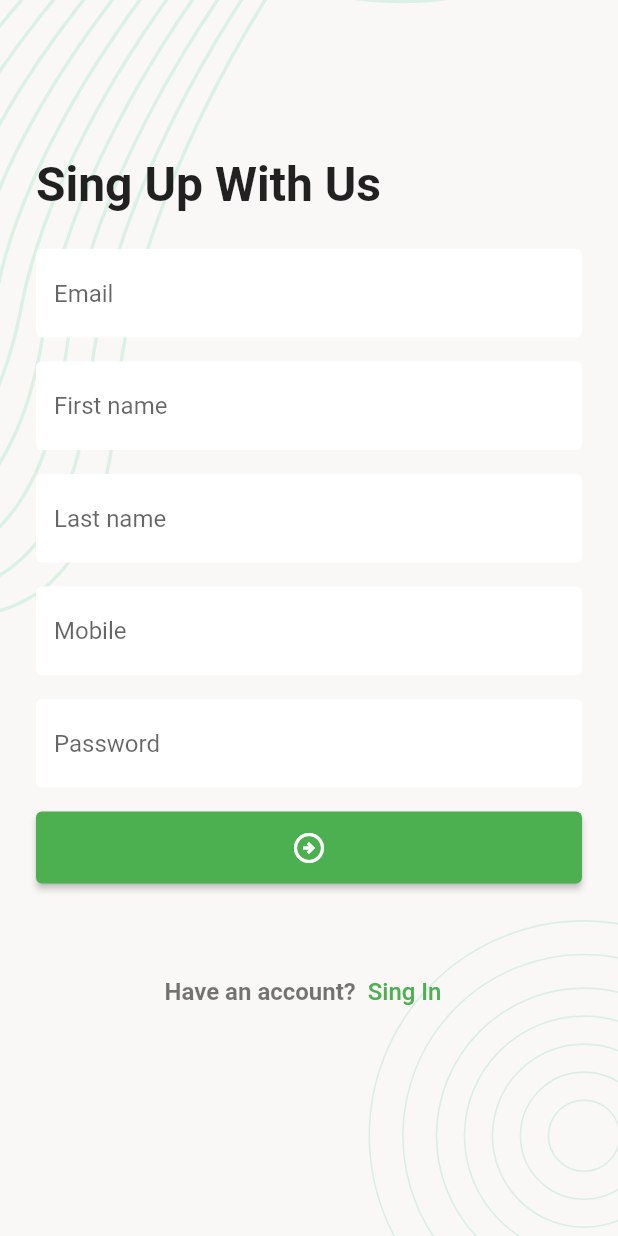
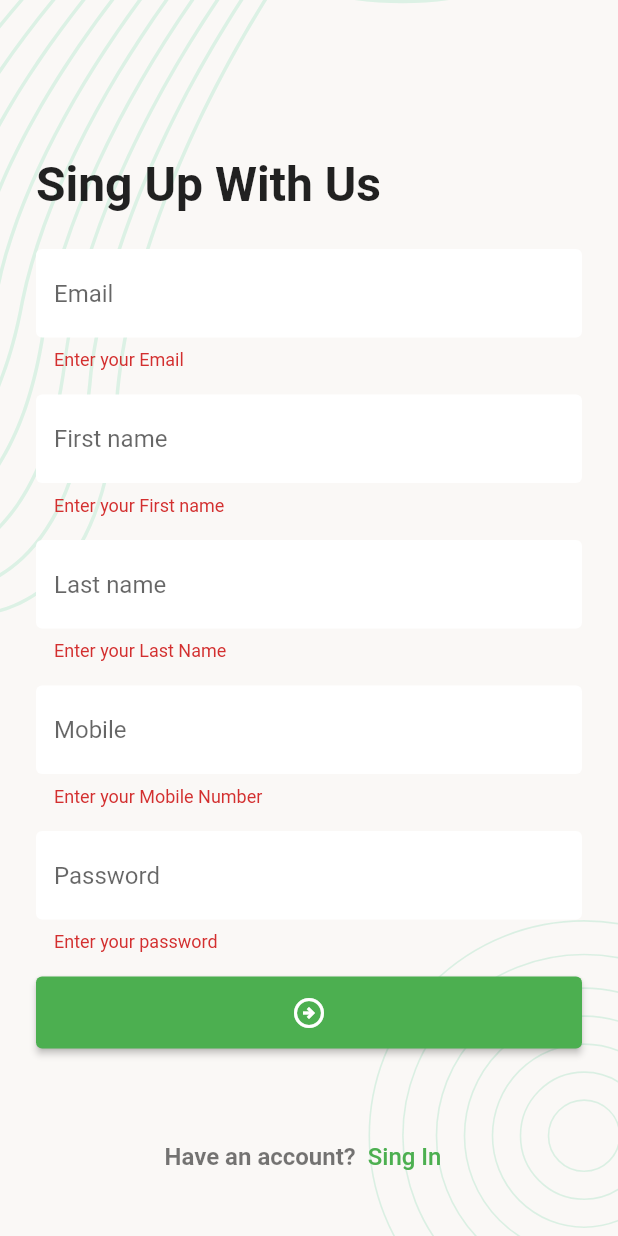
Before and after one commit to yasinpalash/ostad-module12-13-14, a Flutter app: the SingUpScreen screen opened directly, after a tap on the "arrow circle right" icon, on a phone screen of 412 x 824 dp. Run offline on Flutter 3.47's test engine with Material 2 defaults, Android fonts, the phone set to English and light mode, and no system bars; our stand-ins replace flutter_svg, pin_code_fields.

Commit message:
3rd class

```diff
--- a/lib/ui/screen/sing_up_screen.dart
+++ b/lib/ui/screen/sing_up_screen.dart
@@ -9,6 +9,13 @@ class SingUpScreen extends StatefulWidget {
 }
 
 class _SingUpScreenState extends State<SingUpScreen> {
+
+  final TextEditingController _emailTEController= TextEditingController();
+  final TextEditingController _firstNameTEController= TextEditingController();
+  final TextEditingController _lastNameTEController= TextEditingController();
+  final TextEditingController _mobileTEController= TextEditingController();
+  final TextEditingController _passwordTEController= TextEditingController();
+  final GlobalKey<FormState> _formKey=GlobalKey<FormState>();
   @override
   Widget build(BuildContext context) {
     return Scaffold(
@@ -17,6 +24,8 @@ class _SingUpScreenState extends State<SingUpScreen> {
           child: Padding(
             padding: const EdgeInsets.all(24.0),
             child: SingleChildScrollView(
+              child: Form(
+                key: _formKey,
                 child: Column(
                   crossAxisAlignment: CrossAxisAlignment.start,
                   children: [
@@ -31,44 +40,92 @@ class _SingUpScreenState extends State<SingUpScreen> {
                       height: 24,
                     ),
                     TextFormField(
+                      controller: _emailTEController,
                       keyboardType: TextInputType.emailAddress,
-                  decoration: InputDecoration(
+                      decoration: const InputDecoration(
                         hintText: 'Email',
                       ),
+                      validator: (String?value){
+                        if(value?.trim().isEmpty??true){
+                          return 'Enter your Email';
+
+                        }
+                        return null;
+
+                      },
                     ),
                     const SizedBox(
                       height: 16,
                     ),
                     TextFormField(
+                      controller: _firstNameTEController,
                       decoration: InputDecoration(
                         hintText: 'First name',
                       ),
+                      validator: (String?value){
+                        if(value?.trim().isEmpty??true){
+                          return 'Enter your First name';
+
+                        }
+                        return null;
+
+                      },
                     ),
                     const SizedBox(
                       height: 16,
                     ),
                     TextFormField(
+                      controller: _lastNameTEController,
                       decoration: InputDecoration(
                         hintText: 'Last name',
                       ),
+                      validator: (String?value){
+                        if(value?.trim().isEmpty??true){
+                          return 'Enter your Last Name';
+
+                        }
+                        return null;
+
+                      },
                     ),
                     const SizedBox(
                       height: 16,
                     ),
                     TextFormField(
+                      controller: _mobileTEController,
                       keyboardType: TextInputType.phone,
                       decoration: InputDecoration(
                         hintText: 'Mobile',
                       ),
+                      validator: (String?value){
+                        if(value?.trim().isEmpty??true){
+                          return 'Enter your Mobile Number';
+
+                        }
+                        return null;
+
+                      },
                     ),
                     const SizedBox(
                       height: 16,
                     ),
                     TextFormField(
+                      controller: _passwordTEController,
                       obscureText: true,
                       decoration: InputDecoration(
                         hintText: 'Password',
                       ),
+                      validator: (String?value){
+                        if(value?.isEmpty??true){
+                          return 'Enter your password';
+
+                        }
+                        if(value!.length<6){
+                          return 'Enter password more than 6 latter';
+                        }
+                        return null;
+
+                      },
                     ),
                     const SizedBox(
                       height: 16,
@@ -76,7 +133,12 @@ class _SingUpScreenState extends State<SingUpScreen> {
                     SizedBox(
                       width: double.infinity,
                       child: ElevatedButton(
-                    onPressed: () {},
+                        onPressed: () {
+                          if(_formKey.currentState!.validate()){
+
+                          }
+
+                        },
                         child: Icon(Icons.arrow_circle_right_outlined),
                       ),
                     ),
@@ -107,7 +169,18 @@ class _SingUpScreenState extends State<SingUpScreen> {
                 ),
               ),
             ),
-      )),
+          ),
+        ),
+      ),
     );
   }
+  @override
+  void dispose() {
+    _emailTEController.dispose();
+    _firstNameTEController.dispose();
+    _lastNameTEController.dispose();
+    _mobileTEController.dispose();
+    _passwordTEController.dispose();
+    super.dispose();
   }
+}
--- a/pubspec.yaml
+++ b/pubspec.yaml
@@ -25,6 +25,7 @@ dependencies:
   cupertino_icons: ^1.0.2
   flutter_svg: ^2.0.9
   pin_code_fields: ^8.0.1
+  http: ^1.1.0
 
 dev_dependencies:
   flutter_test:
```
Also changed, not shown: lib/data.network_caller/network_caller.dart (added, +33 -0 lines), lib/data.network_caller/network_response.dart (added, +12 -0 lines), pubspec.lock. Lines whose indentation alone changed are shown as unchanged.
